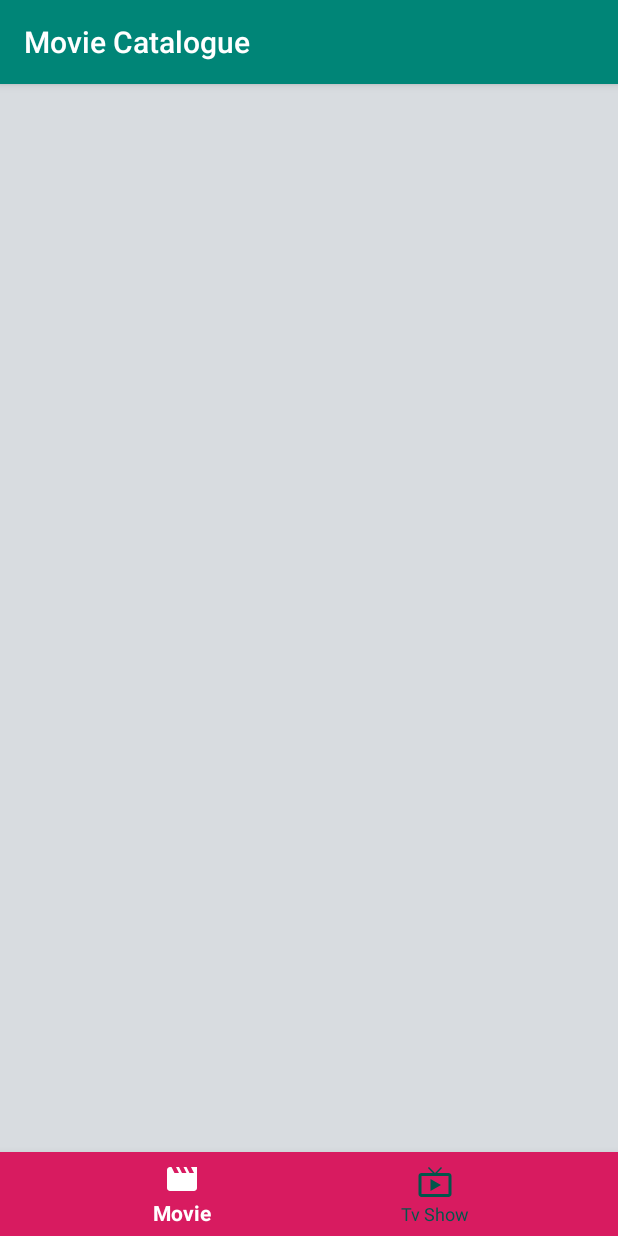
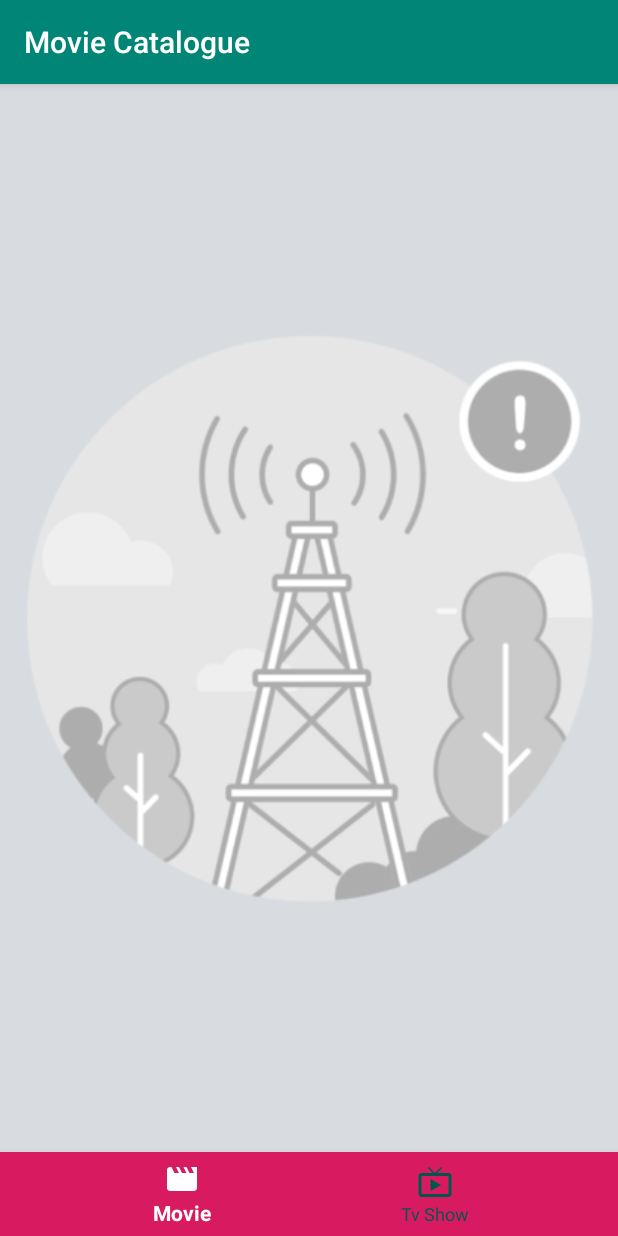
Before and after one commit to erikrios/movie-catalogue-mvvm, an Android app: the screen it shows after launch (MainActivity), on a phone screen of 412 x 824 dp. Run offline under Robolectric (Android 15) with nearby library versions, the phone set to English and light mode, and no system bars; our stand-ins replace data binding; 2 statements that could not run were skipped.

Commit message:
Add no internet connection image

```diff
--- a/app/src/main/java/com/erikriosetiawan/moviecatalogue/ui/MovieFragment.kt
+++ b/app/src/main/java/com/erikriosetiawan/moviecatalogue/ui/MovieFragment.kt
@@ -45,6 +45,7 @@ class MovieFragment : Fragment() {
         viewModel.getIsFailed().observe(this, Observer {
             if (it) {
                 binding.progressBarMovie.visibility = View.GONE
+                binding.noInternetConnection.visibility = View.VISIBLE
                 Log.d(LOG_TAG, "Failed to fetch data")
             }
         })
--- a/app/src/main/res/layout/fragment_movie.xml
+++ b/app/src/main/res/layout/fragment_movie.xml
@@ -33,6 +33,19 @@
             app:layout_constraintStart_toStartOf="parent"
             app:layout_constraintTop_toTopOf="parent" />
 
+        <ImageView
+            android:id="@+id/noInternetConnection"
+            android:layout_width="0dp"
+            android:layout_height="0dp"
+            android:layout_margin="16dp"
+            android:contentDescription="@string/no_internet"
+            android:src="@drawable/no_internet"
+            android:visibility="invisible"
+            app:layout_constraintBottom_toBottomOf="parent"
+            app:layout_constraintEnd_toEndOf="parent"
+            app:layout_constraintStart_toStartOf="parent"
+            app:layout_constraintTop_toTopOf="parent" />
+
     </androidx.constraintlayout.widget.ConstraintLayout>
 
 </layout>
--- a/app/src/main/res/values/strings.xml
+++ b/app/src/main/res/values/strings.xml
@@ -2,4 +2,5 @@
     <string name="app_name">Movie Catalogue</string>
     <string name="movie">Movie</string>
     <string name="tv_show">Tv Show</string>
+    <string name="no_internet">No internet connections</string>
 </resources>
```
Also changed, not shown: app/src/main/res/drawable/no_internet.png (added).
